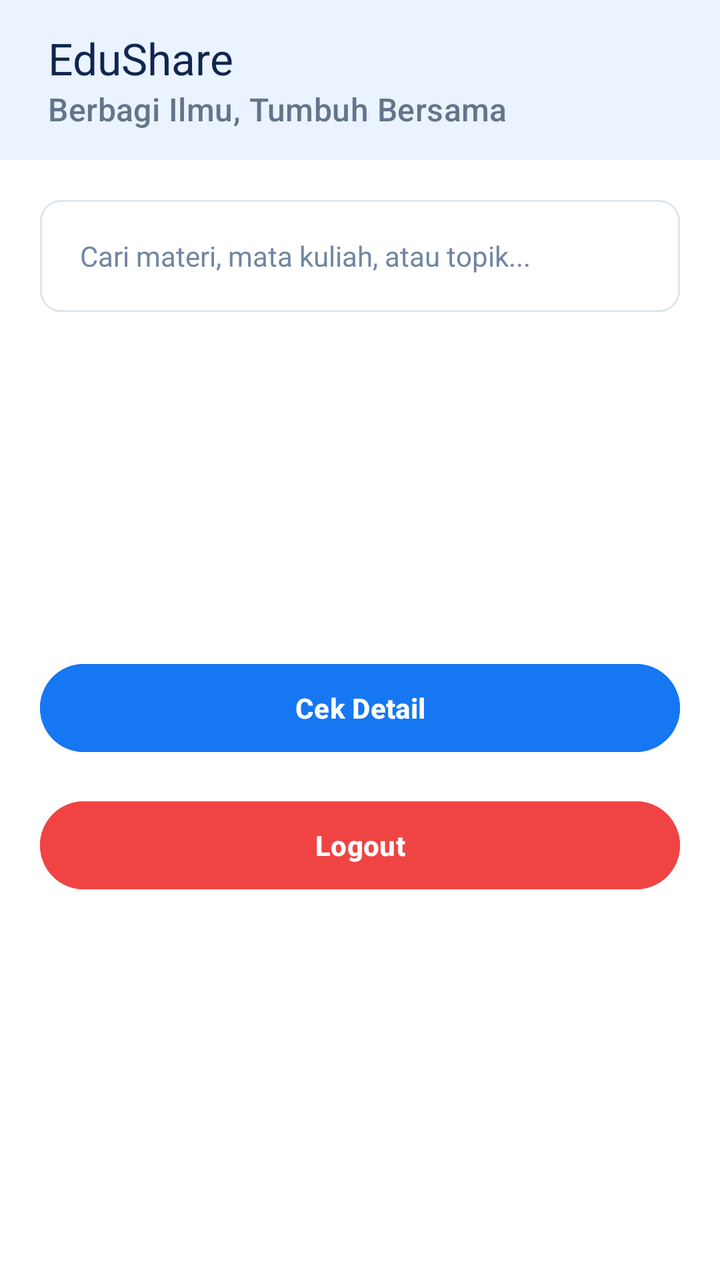
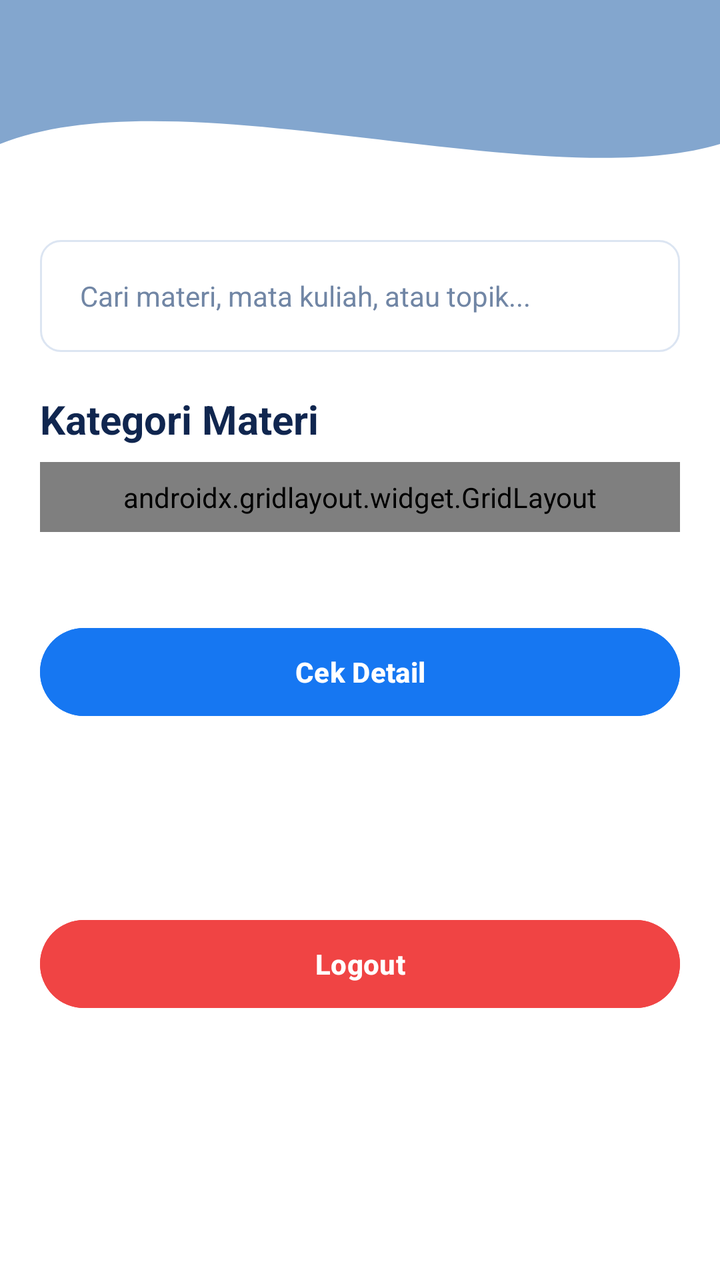

Compare the two renders of this Android layout. The source of the first and the diff that turns it into the second are given below.
<!-- AndroidManifest.xml: application theme Theme.Pertemuan3_tia -->
<!-- res/layout/fragment_home.xml -->
<?xml version="1.0" encoding="utf-8"?>
<androidx.coordinatorlayout.widget.CoordinatorLayout
    xmlns:android="http://schemas.android.com/apk/res/android"
    xmlns:app="http://schemas.android.com/apk/res-auto"
    xmlns:tools="http://schemas.android.com/tools"

    android:id="@+id/main"
    android:layout_width="match_parent"
    android:layout_height="match_parent"
    android:background="#FFFFFF"
    tools:context=".MainActivity">


    

    <com.google.android.material.appbar.AppBarLayout
        android:id="@+id/appBar"
        android:layout_width="match_parent"
        android:layout_height="wrap_content"
        android:background="#FFFFFF"
        app:elevation="0dp">

        <androidx.appcompat.widget.Toolbar
            android:id="@+id/toolbar"
            android:layout_width="match_parent"
            android:layout_height="80dp"
            android:background="@color/birumuda"
            android:paddingStart="20dp"
            android:paddingEnd="20dp"
            app:title="EduShare"
            app:subtitle="Berbagi Ilmu, Tumbuh Bersama"
            app:titleTextColor="#10264F"
            app:subtitleTextColor="#64748B" />

    </com.google.android.material.appbar.AppBarLayout>

    <androidx.core.widget.NestedScrollView
        android:layout_width="match_parent"
        android:layout_height="match_parent"
        android:fillViewport="true"
        app:layout_behavior="@string/appbar_scrolling_view_behavior">

        <androidx.constraintlayout.widget.ConstraintLayout
            android:layout_width="match_parent"
            android:layout_height="wrap_content"
            android:padding="20dp">


            

            <EditText
                android:id="@+id/edtSearch"
                android:layout_width="0dp"
                android:layout_height="56dp"

                android:background="@drawable/bg_edittext"

                android:hint="Cari materi, mata kuliah, atau topik..."
                android:inputType="text"
                android:paddingStart="20dp"
                android:paddingEnd="20dp"

                android:textColor="#10264F"
                android:textColorHint="#7186A5"
                android:textSize="14sp"

                app:layout_constraintEnd_toEndOf="parent"
                app:layout_constraintStart_toStartOf="parent"
                app:layout_constraintTop_toTopOf="parent" />


            <Button
                android:id="@+id/btn_Detail"
                android:layout_width="0dp"
                android:layout_height="52dp"

                android:layout_marginTop="172dp"
                android:backgroundTint="@color/button"
                android:text="Cek Detail"
                android:textAllCaps="false"
                android:textColor="#FFFFFF"

                android:textSize="14sp"
                android:textStyle="bold"
                app:layout_constraintEnd_toEndOf="parent"
                app:layout_constraintHorizontal_bias="1.0"
                app:layout_constraintStart_toStartOf="parent"
                app:layout_constraintTop_toBottomOf="@+id/edtSearch" />

            <Button
                android:id="@+id/btn_LogOut"
                android:layout_width="0dp"
                android:layout_height="52dp"

                android:layout_marginTop="12dp"
                android:layout_marginBottom="30dp"

                android:backgroundTint="#F04444"
                android:text="Logout"
                android:textAllCaps="false"
                android:textColor="#FFFFFF"
                android:textSize="14sp"
                android:textStyle="bold"

                app:layout_constraintBottom_toBottomOf="parent"
                app:layout_constraintEnd_toEndOf="parent"
                app:layout_constraintHorizontal_bias="0.0"
                app:layout_constraintStart_toStartOf="parent"
                app:layout_constraintTop_toBottomOf="@id/btn_Detail"
                app:layout_constraintVertical_bias="0.033" />

        </androidx.constraintlayout.widget.ConstraintLayout>

    </androidx.core.widget.NestedScrollView>

</androidx.coordinatorlayout.widget.CoordinatorLayout>
<!-- resources referenced by this layout -->
<resources>
  <color name="birumuda">#EAF3FF</color>
  <color name="button">#1677F2</color>
  <!-- drawable bg_edittext (drawable) -->
  <?xml version="1.0" encoding="utf-8"?>
  <shape xmlns:android="http://schemas.android.com/apk/res/android">
  
      
      <solid android:color="#FFFFFF" />
  
      
      <stroke
          android:width="1dp"
          android:color="#DCE5F2" />
  
      
      <corners android:radius="10dp" />
  
  </shape>
  <style name="Theme.Pertemuan3_tia" parent="Base.Theme.Pertemuan3_tia" />
  <style name="Base.Theme.Pertemuan3_tia" parent="Theme.Material3.DayNight.NoActionBar">
          
          
      </style>
</resources>

<!-- the commit's change to res/layout/fragment_home.xml (unified diff, before → after) -->
@@ -11,34 +11,37 @@
     tools:context=".MainActivity">
 
 
-    
-
-    <com.google.android.material.appbar.AppBarLayout
-        android:id="@+id/appBar"
+    <androidx.constraintlayout.widget.ConstraintLayout
         android:layout_width="match_parent"
-        android:layout_height="wrap_content"
-        android:background="#FFFFFF"
-        app:elevation="0dp">
+        android:layout_height="180dp">
+
+        <View
+            android:id="@+id/background_header"
+            android:layout_width="0dp"
+            android:layout_height="180dp"
+            android:background="@drawable/bg_header_wave"
+            app:layout_constraintTop_toTopOf="parent"
+            app:layout_constraintStart_toStartOf="parent"
+            app:layout_constraintEnd_toEndOf="parent" />
 
         <androidx.appcompat.widget.Toolbar
             android:id="@+id/toolbar"
-            android:layout_width="match_parent"
-            android:layout_height="80dp"
-            android:background="@color/birumuda"
-            android:paddingStart="20dp"
-            android:paddingEnd="20dp"
-            app:title="EduShare"
-            app:subtitle="Berbagi Ilmu, Tumbuh Bersama"
-            app:titleTextColor="#10264F"
-            app:subtitleTextColor="#64748B" />
-
-    </com.google.android.material.appbar.AppBarLayout>
+            android:layout_width="0dp"
+            android:layout_height="?attr/actionBarSize"
+            android:background="@android:color/transparent"
+            app:layout_constraintTop_toTopOf="parent"
+            app:layout_constraintStart_toStartOf="parent"
+            app:layout_constraintEnd_toEndOf="parent" />
+
+    </androidx.constraintlayout.widget.ConstraintLayout>
+
 
     <androidx.core.widget.NestedScrollView
+        android:id="@+id/nestedScrollView2"
         android:layout_width="match_parent"
         android:layout_height="match_parent"
-        android:fillViewport="true"
-        app:layout_behavior="@string/appbar_scrolling_view_behavior">
+        android:layout_marginTop="100dp"
+        android:fillViewport="true">
 
         <androidx.constraintlayout.widget.ConstraintLayout
             android:layout_width="match_parent"
@@ -46,68 +49,153 @@
             android:padding="20dp">
 
 
-            
 
             <EditText
                 android:id="@+id/edtSearch"
                 android:layout_width="0dp"
                 android:layout_height="56dp"
-
                 android:background="@drawable/bg_edittext"
-
                 android:hint="Cari materi, mata kuliah, atau topik..."
                 android:inputType="text"
                 android:paddingStart="20dp"
                 android:paddingEnd="20dp"
-
                 android:textColor="#10264F"
                 android:textColorHint="#7186A5"
                 android:textSize="14sp"
-
-                app:layout_constraintEnd_toEndOf="parent"
-                app:layout_constraintStart_toStartOf="parent"
-                app:layout_constraintTop_toTopOf="parent" />
+                app:layout_constraintTop_toTopOf="parent"
+                app:layout_constraintStart_toStartOf="parent"
+                app:layout_constraintEnd_toEndOf="parent" />
+
+
+
+            <TextView
+                android:id="@+id/txtKategori"
+                android:layout_width="0dp"
+                android:layout_height="wrap_content"
+                android:layout_marginTop="20dp"
+                android:text="Kategori Materi"
+                android:textColor="#10264F"
+                android:textSize="20sp"
+                android:textStyle="bold"
+                app:layout_constraintTop_toBottomOf="@id/edtSearch"
+                app:layout_constraintStart_toStartOf="parent"
+                app:layout_constraintEnd_toEndOf="parent" />
+
+
+            <androidx.gridlayout.widget.GridLayout
+                android:id="@+id/gridMenu"
+                android:layout_width="0dp"
+                android:layout_height="wrap_content"
+                android:layout_marginTop="8dp"
+                android:padding="8dp"
+                app:columnCount="2"
+                app:useDefaultMargins="true"
+                app:layout_constraintTop_toBottomOf="@id/txtKategori"
+                app:layout_constraintStart_toStartOf="parent"
+                app:layout_constraintEnd_toEndOf="parent">
+
+                <com.google.android.material.button.MaterialButton
+                    android:id="@+id/btnCatatan"
+                    android:layout_width="0dp"
+                    android:layout_height="70dp"
+                    android:text="Catatan"
+                    android:textAllCaps="false"
+                    android:textSize="12sp"
+                    android:backgroundTint="@color/button"
+                    app:layout_columnWeight="1"
+                    app:layout_gravity="fill_horizontal" />
+
+                <com.google.android.material.button.MaterialButton
+                    android:id="@+id/btnRangkuman"
+                    android:layout_width="0dp"
+                    android:layout_height="70dp"
+                    android:text="Rangkuman"
+                    android:textAllCaps="false"
+                    android:textSize="12sp"
+                    android:backgroundTint="@color/button"
+                    app:layout_columnWeight="1"
+                    app:layout_gravity="fill_horizontal" />
+
+                <com.google.android.material.button.MaterialButton
+                    android:id="@+id/btnLatihanSoal"
+                    android:layout_width="0dp"
+                    android:layout_height="70dp"
+                    android:text="Latihan Soal"
+                    android:textAllCaps="false"
+                    android:textSize="12sp"
+                    android:backgroundTint="@color/button"
+                    app:layout_columnWeight="1"
+                    app:layout_gravity="fill_horizontal" />
+
+                <com.google.android.material.button.MaterialButton
+                    android:id="@+id/btnMateriKuliah"
+                    android:layout_width="0dp"
+                    android:layout_height="70dp"
+                    android:text="Materi Kuliah"
+                    android:textAllCaps="false"
+                    android:textSize="12sp"
+                    android:backgroundTint="@color/button"
+                    app:layout_columnWeight="1"
+                    app:layout_gravity="fill_horizontal" />
+
+                <com.google.android.material.button.MaterialButton
+                    android:id="@+id/btnBuku"
+                    android:layout_width="0dp"
+                    android:layout_height="70dp"
+                    android:text="Buku"
+                    android:textAllCaps="false"
+                    android:textSize="12sp"
+                    android:backgroundTint="@color/button"
+                    app:layout_columnWeight="1"
+                    app:layout_gravity="fill_horizontal" />
+
+                <com.google.android.material.button.MaterialButton
+                    android:id="@+id/btnFavorit"
+                    android:layout_width="0dp"
+                    android:layout_height="70dp"
+                    android:text="Favorit"
+                    android:textAllCaps="false"
+                    android:textSize="12sp"
+                    android:backgroundTint="@color/button"
+                    app:layout_columnWeight="1"
+                    app:layout_gravity="fill_horizontal" />
+
+            </androidx.gridlayout.widget.GridLayout>
+
 
 
             <Button
                 android:id="@+id/btn_Detail"
                 android:layout_width="0dp"
                 android:layout_height="52dp"
-
-                android:layout_marginTop="172dp"
+                android:layout_marginTop="44dp"
                 android:backgroundTint="@color/button"
                 android:text="Cek Detail"
                 android:textAllCaps="false"
                 android:textColor="#FFFFFF"
-
                 android:textSize="14sp"
                 android:textStyle="bold"
                 app:layout_constraintEnd_toEndOf="parent"
-                app:layout_constraintHorizontal_bias="1.0"
-                app:layout_constraintStart_toStartOf="parent"
-                app:layout_constraintTop_toBottomOf="@+id/edtSearch" />
+                app:layout_constraintHorizontal_bias="0.0"
+                app:layout_constraintStart_toStartOf="parent"
+                app:layout_constraintTop_toBottomOf="@id/gridMenu" />
 
             <Button
                 android:id="@+id/btn_LogOut"
                 android:layout_width="0dp"
                 android:layout_height="52dp"
-
                 android:layout_marginTop="12dp"
                 android:layout_marginBottom="30dp"
-
-                android:backgroundTint="#F04444"
+                android:backgroundTint="@color/merah"
                 android:text="Logout"
                 android:textAllCaps="false"
                 android:textColor="#FFFFFF"
                 android:textSize="14sp"
                 android:textStyle="bold"
-
+                app:layout_constraintTop_toBottomOf="@id/btn_Detail"
                 app:layout_constraintBottom_toBottomOf="parent"
-                app:layout_constraintEnd_toEndOf="parent"
-                app:layout_constraintHorizontal_bias="0.0"
-                app:layout_constraintStart_toStartOf="parent"
-                app:layout_constraintTop_toBottomOf="@id/btn_Detail"
-                app:layout_constraintVertical_bias="0.033" />
+                app:layout_constraintStart_toStartOf="parent"
+                app:layout_constraintEnd_toEndOf="parent" />
 
         </androidx.constraintlayout.widget.ConstraintLayout>
 
<!-- resource entries referenced after the edit -->
@@ -1,7 +1,7 @@
 <!-- resources referenced by this layout -->
 <resources>
-  <color name="birumuda">#EAF3FF</color>
   <color name="button">#1677F2</color>
+  <color name="merah">#F04444</color>
   <!-- drawable bg_edittext (drawable) -->
   <?xml version="1.0" encoding="utf-8"?>
   <shape xmlns:android="http://schemas.android.com/apk/res/android">
@@ -18,7 +18,21 @@
       <corners android:radius="10dp" />
   
   </shape>
+  <!-- drawable bg_header_wave (drawable) -->
+  <?xml version="1.0" encoding="utf-8"?>
+  <vector xmlns:android="http://schemas.android.com/apk/res/android"
+      android:width="100dp"
+      android:height="100dp"
+      android:viewportWidth="100"
+      android:viewportHeight="100">
+  
+      <path
+          android:fillColor="@color/background"
+          android:pathData="M0,0 L100,0 L100,40 C75,55 25,20 0,40 Z" />
+  
+  </vector>
   <style name="Theme.Pertemuan3_tia" parent="Base.Theme.Pertemuan3_tia" />
+  <color name="background">#83A6CE</color>
   <style name="Base.Theme.Pertemuan3_tia" parent="Theme.Material3.DayNight.NoActionBar">
           
           
